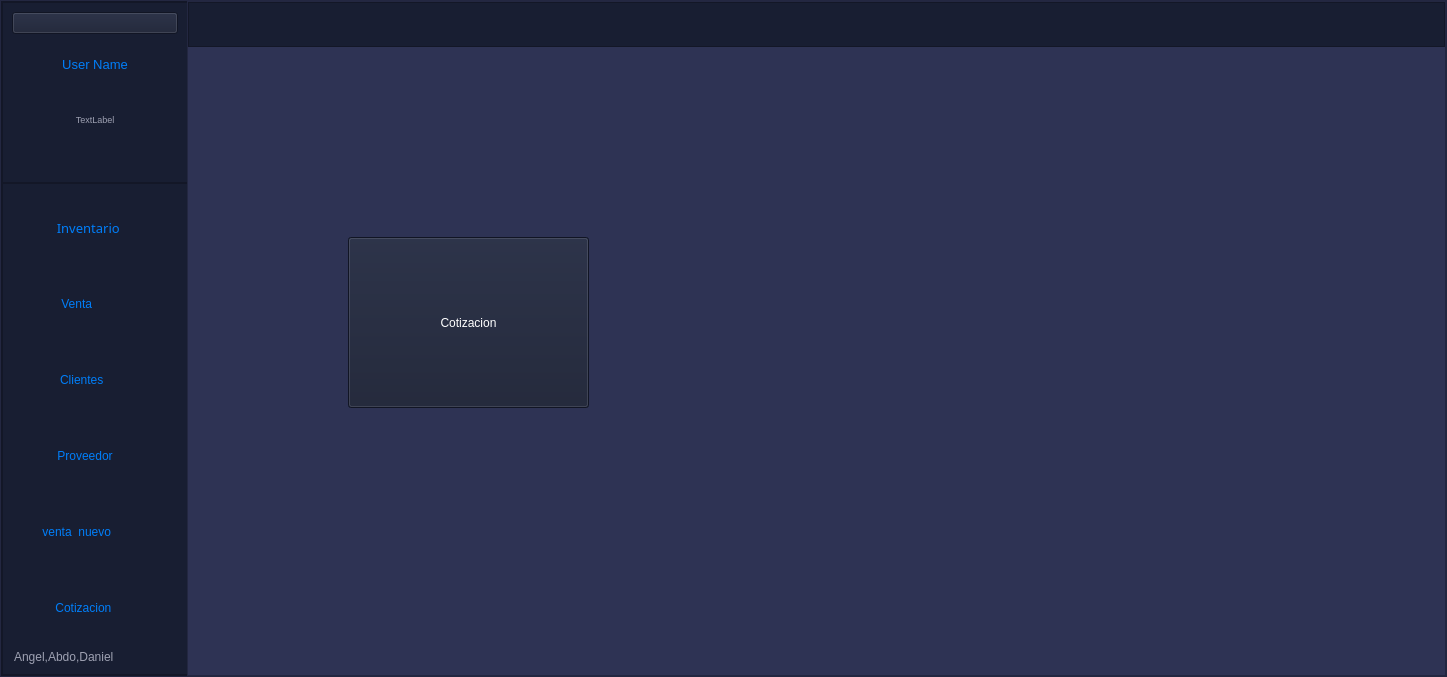
This is View/nuevo_menu.ui in DanielSajvin/Proyecto_basedatos as Qt 5 draws it before an edit. The edited form follows.
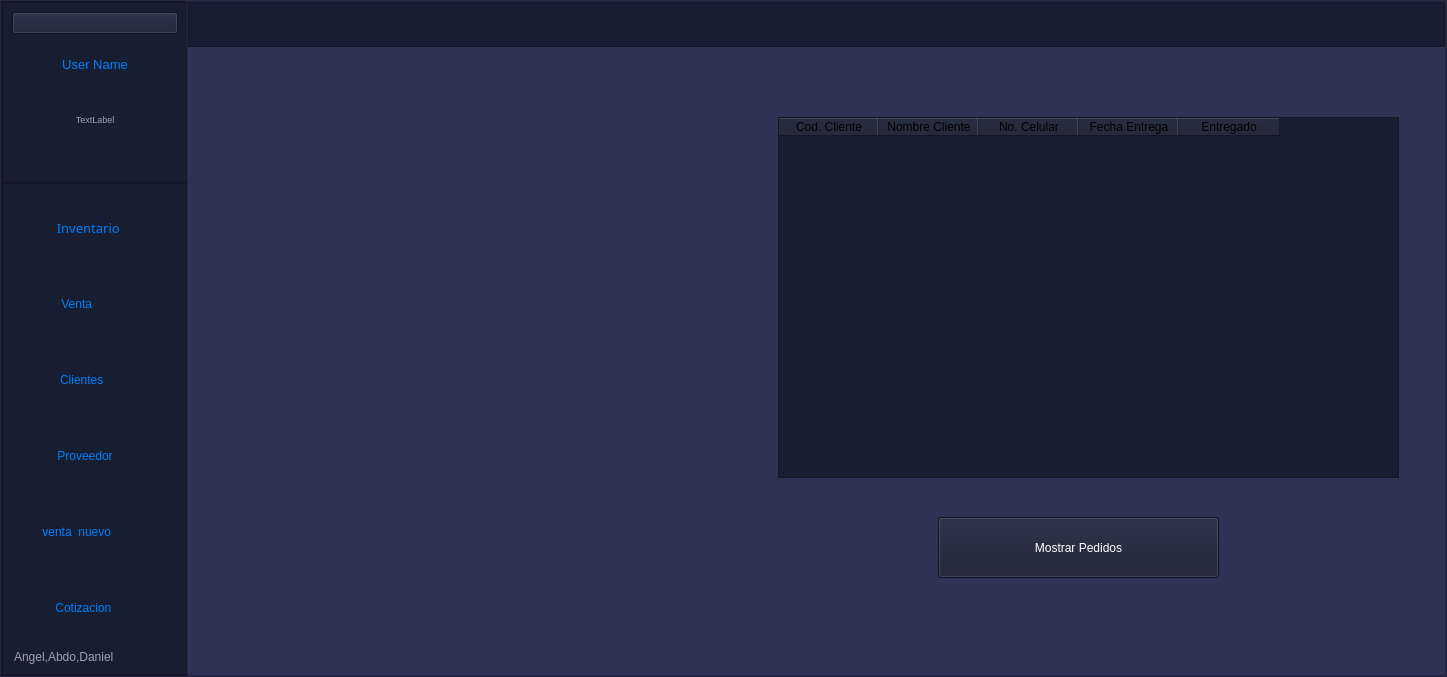
This is the edited form. The open tabs and pages were chosen to show the change. Icons and pictures are not drawn.

Commit message: listando pedidos pendientes de entregar

```diff
--- a/View/nuevo_menu.ui
+++ b/View/nuevo_menu.ui
@@ -4288,17 +4288,52 @@
              </layout>
             </widget>
             <widget class="QWidget" name="page_cotizacion">
-             <widget class="QPushButton" name="pushButton">
+             <widget class="QTableWidget" name="list_pedido">
               <property name="geometry">
                <rect>
-                <x>160</x>
-                <y>190</y>
-                <width>241</width>
-                <height>171</height>
+                <x>590</x>
+                <y>70</y>
+                <width>621</width>
+                <height>361</height>
+               </rect>
+              </property>
+              <column>
+               <property name="text">
+                <string>Cod. Cliente</string>
+               </property>
+              </column>
+              <column>
+               <property name="text">
+                <string>Nombre Cliente</string>
+               </property>
+              </column>
+              <column>
+               <property name="text">
+                <string>No. Celular</string>
+               </property>
+              </column>
+              <column>
+               <property name="text">
+                <string>Fecha Entrega</string>
+               </property>
+              </column>
+              <column>
+               <property name="text">
+                <string>Entregado</string>
+               </property>
+              </column>
+             </widget>
+             <widget class="QPushButton" name="btn_mospedido">
+              <property name="geometry">
+               <rect>
+                <x>750</x>
+                <y>470</y>
+                <width>281</width>
+                <height>61</height>
                </rect>
               </property>
               <property name="text">
-               <string>Cotizacion</string>
+               <string>Mostrar Pedidos</string>
               </property>
              </widget>
             </widget>
```
Left out of the diff: 20 changed lines with no effect on the pictures. The commit also changes 4 other files.
